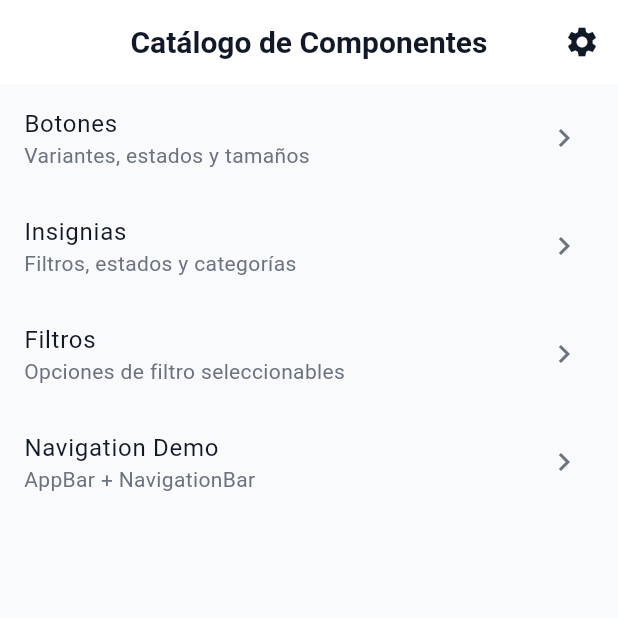
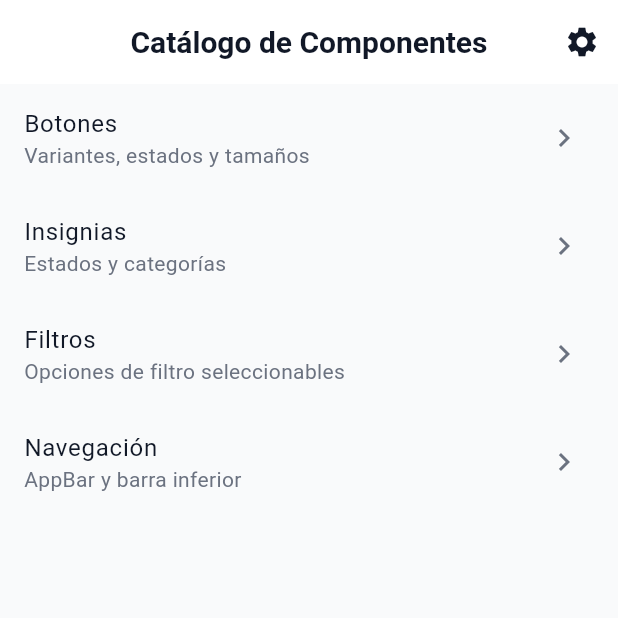
Before and after one commit to alexMartJu/PoiQuest_frontend_flutter, a Flutter app: the screen it shows after launch, on a phone screen of 412 x 824 dp, the top half of it. Run offline on Flutter 3.47's test engine with Material 3 defaults, Android fonts, the phone set to English and light mode, and no system bars; our stand-ins replace equatable, flutter_riverpod, shared_preferences.

Commit message:
Externalize navigation labels and catalog texts to arb files

```diff
--- a/lib/catalog/catalog_page.dart
+++ b/lib/catalog/catalog_page.dart
@@ -12,14 +12,16 @@ class CatalogPage extends StatelessWidget {
 
   @override
   Widget build(BuildContext context) {
+    final t = AppLocalizations.of(context)!;
+
     return Scaffold(
       appBar: AppBar(
-        title:  Text(AppLocalizations.of(context)!.titleCatalog),
+        title: Text(t.titleCatalog),
         centerTitle: true,
         actions: [
           IconButton(
             icon: const Icon(Icons.settings),
-            tooltip: AppLocalizations.of(context)!.preferences,
+            tooltip: t.preferences,
             onPressed: () {
               Navigator.of(context).push(
                 MaterialPageRoute(builder: (_) => const PreferencesPage()),
@@ -31,19 +33,19 @@ class CatalogPage extends StatelessWidget {
       body: ListView(
         children: [
           ListTile(
-            title: Text(AppLocalizations.of(context)!.buttonsDemo),
-            subtitle: Text(AppLocalizations.of(context)!.buttonsSubtitle),
+            title: Text(t.buttonsDemo),
+            subtitle: Text(t.buttonsSubtitle),
             trailing: const Icon(Icons.chevron_right),
             onTap: () {
-              Navigator.of(
-                context,
-              ).push(MaterialPageRoute(builder: (_) => const ButtonsDemo()));
+              Navigator.of(context).push(
+                MaterialPageRoute(builder: (_) => const ButtonsDemo()),
+              );
             },
           ),
 
           ListTile(
-            title: Text(AppLocalizations.of(context)!.badgesDemo),
-            subtitle: Text(AppLocalizations.of(context)!.badgesSubtitle),
+            title: Text(t.badgesDemo),
+            subtitle: Text(t.badgesSubtitle),
             trailing: const Icon(Icons.chevron_right),
             onTap: () {
               Navigator.of(context).push(
@@ -53,18 +55,20 @@ class CatalogPage extends StatelessWidget {
           ),
 
           ListTile(
-            title: Text(AppLocalizations.of(context)!.filterChipsDemo),
-            subtitle: Text(AppLocalizations.of(context)!.filterChipsSubtitle),
+            title: Text(t.filterChipsDemo),
+            subtitle: Text(t.filterChipsSubtitle),
             trailing: const Icon(Icons.chevron_right),
-            onTap: () => Navigator.push(
-              context,
-              MaterialPageRoute(builder: (_) => const FilterChipsDemo()),
-            ),
+            onTap: () {
+              Navigator.push(
+                context,
+                MaterialPageRoute(builder: (_) => const FilterChipsDemo()),
+              );
+            },
           ),
 
           ListTile(
-            title: const Text('Navigation Demo'),
-            subtitle: const Text('AppBar + NavigationBar'),
+            title: Text(t.navigationDemo),
+            subtitle: Text(t.navigationDemoSubtitle),
             trailing: const Icon(Icons.chevron_right),
             onTap: () {
               Navigator.of(context).push(
@@ -72,7 +76,6 @@ class CatalogPage extends StatelessWidget {
               );
             },
           ),
-
         ],
       ),
     );
--- a/lib/core/l10n/app_es.arb
+++ b/lib/core/l10n/app_es.arb
@@ -21,7 +21,7 @@
     "description": "Texto del menú para acceder a la demo de insignias"
   },
 
-  "badgesSubtitle": "Filtros, estados y categorías",
+  "badgesSubtitle": "Estados y categorías",
   "@badgesSubtitle": {
     "description": "Subtítulo para la demo de insignias"
   },
@@ -165,5 +165,46 @@
   "filterChipsTitle": "Opciones de filtro",
   "@filterChipsTitle": {
     "description": "Título encima de los chips de filtro"
+  },
+
+  "navigationDemo": "Navegación",
+  "@navigationDemo": {
+    "description": "Opción del menú para ver la navegación"
+  },
+
+  "navigationDemoSubtitle": "AppBar y barra inferior",
+  "@navigationDemoSubtitle": {
+    "description": "Subtítulo para la demo de navegación"
+  },
+
+  "navEvents": "Eventos",
+  "@navEvents": {
+    "description": "Elemento de navegación inferior: eventos"
+  },
+
+  "navTickets": "Entradas",
+  "@navTickets": {
+    "description": "Elemento de navegación inferior: entradas"
+  },
+
+  "navScan": "Escanear",
+  "@navScan": {
+    "description": "Elemento de navegación inferior: escanear"
+  },
+
+  "navExplore": "Explorar",
+  "@navExplore": {
+    "description": "Elemento de navegación inferior: explorar"
+  },
+
+  "navProfile": "Perfil",
+  "@navProfile": {
+    "description": "Elemento de navegación inferior: perfil"
+  },
+
+  "currentTab": "Pestaña actual: {value}",
+  "@currentTab": {
+    "description": "Muestra la pestaña seleccionada",
+    "placeholders": { "value": { "type": "int" } }
   }
 }
--- a/lib/core/l10n/app_localizations.dart
+++ b/lib/core/l10n/app_localizations.dart
@@ -125,7 +125,7 @@ abstract class AppLocalizations {
   /// Subtítulo para la demo de insignias
   ///
   /// In es, this message translates to:
-  /// **'Filtros, estados y categorías'**
+  /// **'Estados y categorías'**
   String get badgesSubtitle;
 
   /// Título para la página de configuración de la aplicación
@@ -289,6 +289,54 @@ abstract class AppLocalizations {
   /// In es, this message translates to:
   /// **'Opciones de filtro'**
   String get filterChipsTitle;
+
+  /// Opción del menú para ver la navegación
+  ///
+  /// In es, this message translates to:
+  /// **'Navegación'**
+  String get navigationDemo;
+
+  /// Subtítulo para la demo de navegación
+  ///
+  /// In es, this message translates to:
+  /// **'AppBar y barra inferior'**
+  String get navigationDemoSubtitle;
+
+  /// Elemento de navegación inferior: eventos
+  ///
+  /// In es, this message translates to:
+  /// **'Eventos'**
+  String get navEvents;
+
+  /// Elemento de navegación inferior: entradas
+  ///
+  /// In es, this message translates to:
+  /// **'Entradas'**
+  String get navTickets;
+
+  /// Elemento de navegación inferior: escanear
+  ///
+  /// In es, this message translates to:
+  /// **'Escanear'**
+  String get navScan;
+
+  /// Elemento de navegación inferior: explorar
+  ///
+  /// In es, this message translates to:
+  /// **'Explorar'**
+  String get navExplore;
+
+  /// Elemento de navegación inferior: perfil
+  ///
+  /// In es, this message translates to:
+  /// **'Perfil'**
+  String get navProfile;
+
+  /// Muestra la pestaña seleccionada
+  ///
+  /// In es, this message translates to:
+  /// **'Pestaña actual: {value}'**
+  String currentTab(int value);
 }
 
 class _AppLocalizationsDelegate
```
Also changed, not shown: lib/catalog/demos/navigation_demo.dart (+5 -2 lines), lib/core/l10n/app_en.arb (+42 -1 lines), lib/core/l10n/app_localizations_en.dart (+27 -1 lines), lib/core/l10n/app_localizations_es.dart (+27 -1 lines), lib/core/widgets/app_navigation_bar.dart (+19 -16 lines).
